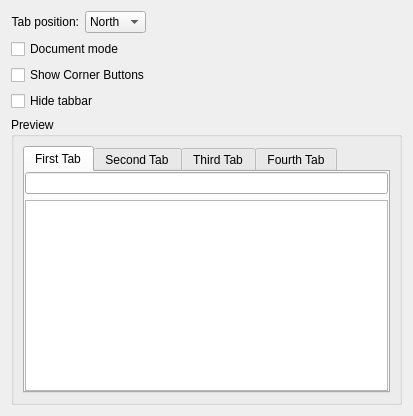
Above: kstyles/oxygen/demo/ui/oxygentabdemowidget.ui from mgottschlag/kwin-tiling before the change. Below: the same form after it.
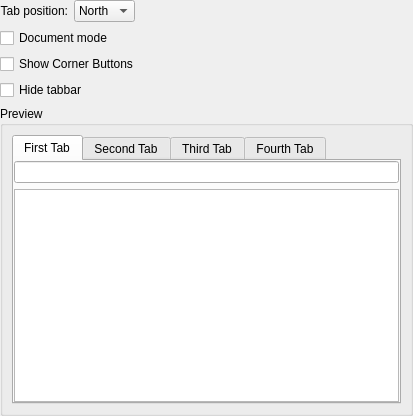
That is the form after the change. Custom widgets are drawn as their Qt base class.

The edit to the form file:
```diff
--- a/kstyles/oxygen/demo/ui/oxygentabdemowidget.ui
+++ b/kstyles/oxygen/demo/ui/oxygentabdemowidget.ui
@@ -11,6 +11,9 @@
    </rect>
   </property>
   <layout class="QGridLayout" name="gridLayout">
+   <property name="margin">
+    <number>0</number>
+   </property>
    <item row="0" column="0">
     <widget class="QLabel" name="label">
      <property name="text">
```
